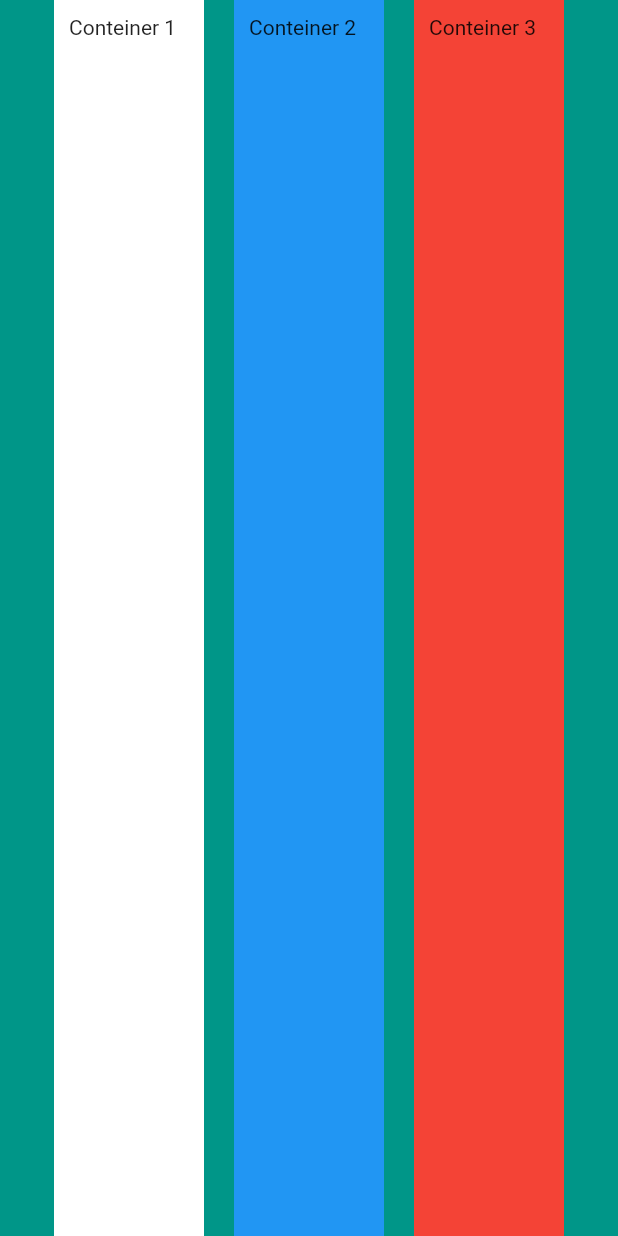
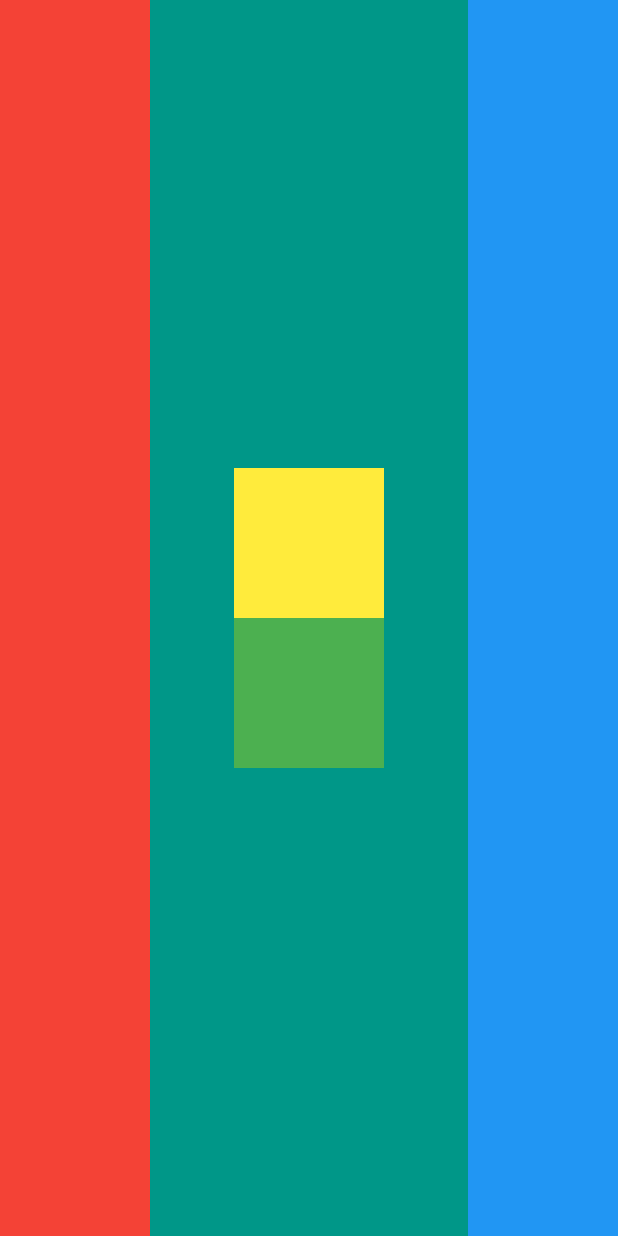
Before and after one commit to gregori/business_card, a Flutter app: the screen it shows after launch, on a phone screen of 412 x 824 dp. Run offline on Flutter 3.47's test engine with Material 2 defaults, Android fonts, the phone set to English and light mode, and no system bars.

Commit message:
Exercício colunas e linhas

```diff
--- a/lib/main.dart
+++ b/lib/main.dart
@@ -15,40 +15,31 @@ class MyApp extends StatelessWidget {
         backgroundColor: Colors.teal,
         body: SafeArea(
           child: Row(
-            // mainAxisAlignment: MainAxisAlignment.start, // começo
-            // mainAxisAlignment: MainAxisAlignment.end, // final
-            // mainAxisAlignment:
-            //     MainAxisAlignment.spaceEvenly, // espaçado igualmente
-            // mainAxisAlignment: MainAxisAlignment.spaceBetween, // espaçado
-            mainAxisAlignment: MainAxisAlignment.center, // centralizado
+            mainAxisAlignment: MainAxisAlignment.spaceBetween, // centralizado
             crossAxisAlignment: CrossAxisAlignment.stretch, // ocupa a tela toda
             children: [
               Container(
-                color: Colors.white,
+                color: Colors.red,
                 width: 100.0,
-                height: 100.0,
-                padding: EdgeInsets.all(10.0),
-                child: Text('Conteiner 1'),
               ),
-              SizedBox(
-                width: 20.0,
+              Column(
+                mainAxisAlignment: MainAxisAlignment.center,
+                children: [
+                  Container(
+                    color: Colors.yellow,
+                    width: 100.0,
+                    height: 100.0,
+                  ),
+                  Container(
+                    color: Colors.green,
+                    width: 100.0,
+                    height: 100.0,
+                  ),
+                ],
               ),
               Container(
                 color: Colors.blue,
                 width: 100.0,
-                height: 100.0,
-                padding: EdgeInsets.all(10.0),
-                child: Text('Conteiner 2'),
-              ),
-              SizedBox(
-                width: 20.0,
-              ),
-              Container(
-                color: Colors.red,
-                width: 100.0,
-                height: 100.0,
-                padding: EdgeInsets.all(10.0),
-                child: Text('Conteiner 3'),
               ),
             ],
           ),
```
